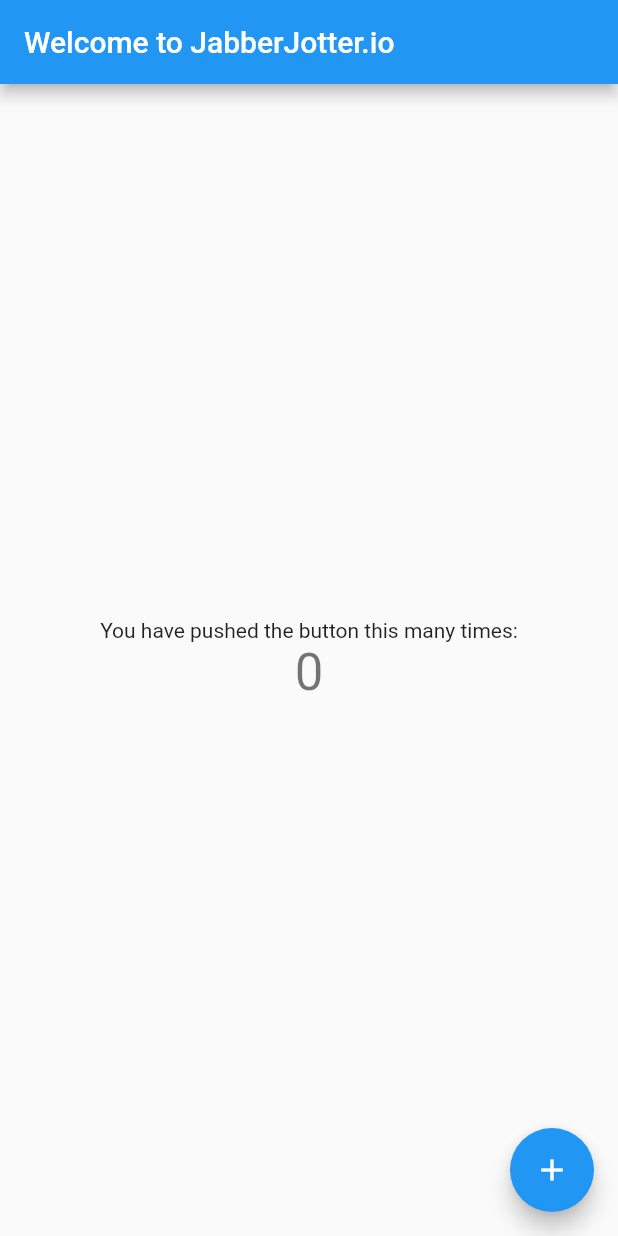
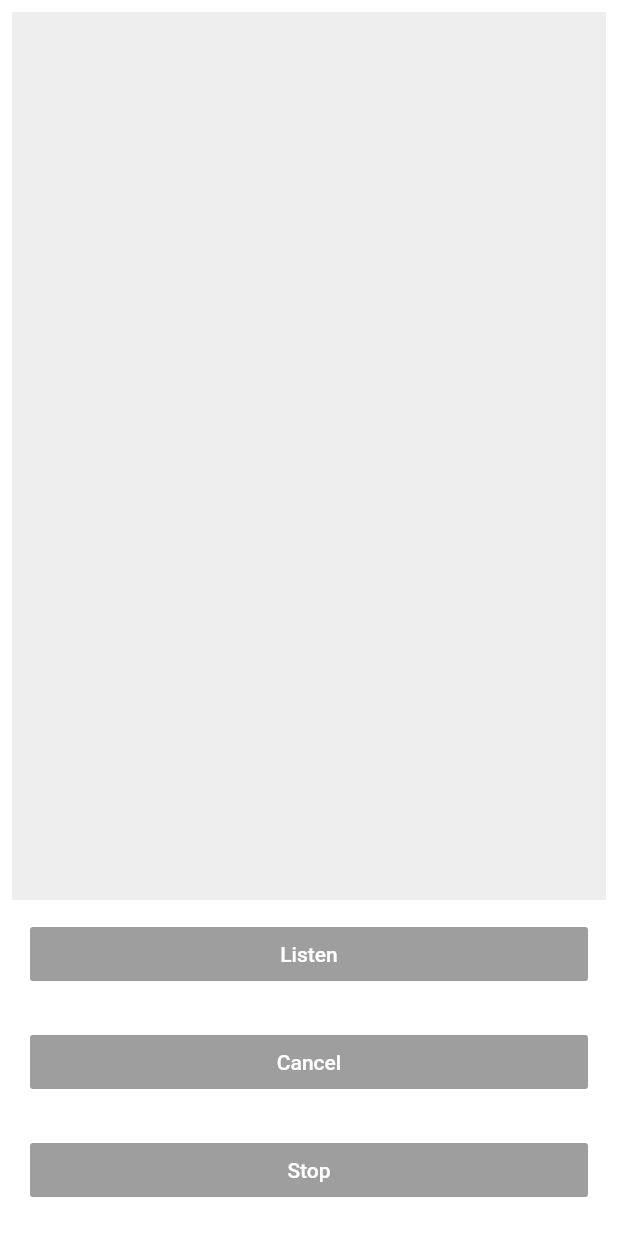
Before and after one commit to Supriyamishra92/jabberjotter, a Flutter app: the screen it shows after launch, on a phone screen of 412 x 824 dp. Run offline on Flutter 3.47's test engine with Material 2 defaults, Android fonts, the phone set to English and light mode, and no system bars; missing offline and left inert: speech_recognition.

Commit message:
added basic speech-to-text feature in app.

```diff
--- a/lib/main.dart
+++ b/lib/main.dart
@@ -1,4 +1,5 @@
 import 'package:flutter/material.dart';
+import 'package:speech_recognition/speech_recognition.dart';
 
 void main() => runApp(JabberJotterApp());
 
@@ -7,35 +8,19 @@ class JabberJotterApp extends StatelessWidget {
   @override
   Widget build(BuildContext context) {
     return MaterialApp(
-      title: 'JabberJotter v1.0',
+      title: 'JabberJotter v0.1',
       theme: ThemeData(
-        // This is the theme of your application.
-        //
-        // Try running your application with "flutter run". You'll see the
-        // application has a blue toolbar. Then, without quitting the app, try
-        // changing the primarySwatch below to Colors.green and then invoke
-        // "hot reload" (press "r" in the console where you ran "flutter run",
-        // or simply save your changes to "hot reload" in a Flutter IDE).
-        // Notice that the counter didn't reset back to zero; the application
-        // is not restarted.
         primarySwatch: Colors.blue,
       ),
-      home: JabberJotterHomePage(title: 'Welcome to JabberJotter.io'),
+
+      home: JabberJotterHomePage(
+        title: 'Welcome to JabberJotter.io'),
     );
   }
 }
 
 class JabberJotterHomePage extends StatefulWidget {
   JabberJotterHomePage({Key key, this.title}) : super(key: key);
-
-  // This widget is the home page of your application. It is stateful, meaning
-  // that it has a State object (defined below) that contains fields that affect
-  // how it looks.
-
-  // This class is the configuration for the state. It holds the values (in this
-  // case the title) provided by the parent (in this case the App widget) and
-  // used by the build method of the State. Fields in a Widget subclass are
-  // always marked "final".
 
   final String title;
 
@@ -44,68 +29,104 @@ class JabberJotterHomePage extends StatefulWidget {
 }
 
 class _JabberJotterHomePageState extends State<JabberJotterHomePage> {
-  int _counter = 0;
 
-  void _incrementCounter() {
-    setState(() {
-      // This call to setState tells the Flutter framework that something has
-      // changed in this State, which causes it to rerun the build method below
-      // so that the display can reflect the updated values. If we changed
-      // _counter without calling setState(), then the build method would not be
-      // called again, and so nothing would appear to happen.
-      _counter++;
-    });
+  SpeechRecognition _speech;
+  bool _speechRecognitionAvailable = false;
+  bool _isListening = false;
+
+  String transcription = '';
+
+  @override
+  void initState() {
+    super.initState();
+    activateSpeechRecognizer();
   }
 
   @override
   Widget build(BuildContext context) {
-    // This method is rerun every time setState is called, for instance as done
-    // by the _incrementCounter method above.
-    //
-    // The Flutter framework has been optimized to make rerunning build methods
-    // fast, so that you can just rebuild anything that needs updating rather
-    // than having to individually change instances of widgets.
-    return Scaffold(
-      appBar: AppBar(
-        // Here we take the value from the MyHomePage object that was created by
-        // the App.build method, and use it to set our appbar title.
-        title: Text(widget.title),
+
+    return Padding(
+        padding: new EdgeInsets.all(8.0),
+        child: new Center(
+          child: new Column(
+            mainAxisSize: MainAxisSize.min,
+            crossAxisAlignment: CrossAxisAlignment.stretch,
+            children: [
+              new Expanded(
+                  child: new Container(
+                      padding: const EdgeInsets.all(8.0),
+                      color: Colors.grey.shade200,
+                      child: new Text(transcription))),
+              _buildButton(
+                onPressed: _speechRecognitionAvailable && !_isListening
+                    ? () => start()
+                    : null,
+                label: _isListening
+                    ? 'Listening...'
+                    : 'Listen',
+              ),
+              _buildButton(
+                onPressed: _isListening ? () => cancel() : null,
+                label: 'Cancel',
+              ),
+              _buildButton(
+                onPressed: _isListening ? () => stop() : null,
+                label: 'Stop',
+              ),
+            ],
+          ),
+        ));
+  }
+
+  void activateSpeechRecognizer() {
+    _speech = SpeechRecognition();
+
+    _speech.setAvailabilityHandler(onSpeechAvailability);
+    _speech.setRecognitionStartedHandler(onRecognitionStarted);
+    _speech.setRecognitionResultHandler(onrRecognitionResult);
+    _speech.setRecognitionCompleteHandler(onRecognitionComplete);
+
+    _speech.
+    activate()
+    .then((result)  => setState(() => _speechRecognitionAvailable = result));
+  }
+
+  void onSpeechAvailability(bool result) {
+    setState(() => _speechRecognitionAvailable = result);
+  }
+
+  void onRecognitionStarted() {
+    setState(() => _isListening = true);
+  }
+
+  void onrRecognitionResult(String text) {
+    setState(() => transcription = text);
+  }
+
+  void onRecognitionComplete() {
+    setState(() => _isListening = false);
+  }
+
+  void start() {
+    _speech.listen(locale: 'en_US');
+  }
+
+  void cancel() {
+    _speech.cancel().then((result) => setState(() => _isListening = result));
+  }
+
+  void stop() => _speech.stop().then((result) {
+    setState(() => _isListening = result);
+  });
+}
+
+Widget _buildButton({Function() onPressed, String label}) => new Padding(
+    padding: new EdgeInsets.all(12.0),
+    child: new RaisedButton(
+      color: Colors.cyan.shade600,
+      onPressed: onPressed,
+      child: new Text(
+        label,
+        style: const TextStyle(color: Colors.white),
       ),
-      body: Center(
-        // Center is a layout widget. It takes a single child and positions it
-        // in the middle of the parent.
-        child: Column(
-          // Column is also a layout widget. It takes a list of children and
-          // arranges them vertically. By default, it sizes itself to fit its
-          // children horizontally, and tries to be as tall as its parent.
-          //
-          // Invoke "debug painting" (press "p" in the console, choose the
-          // "Toggle Debug Paint" action from the Flutter Inspector in Android
-          // Studio, or the "Toggle Debug Paint" command in Visual Studio Code)
-          // to see the wireframe for each widget.
-          //
-          // Column has various properties to control how it sizes itself and
-          // how it positions its children. Here we use mainAxisAlignment to
-          // center the children vertically; the main axis here is the vertical
-          // axis because Columns are vertical (the cross axis would be
-          // horizontal).
-          mainAxisAlignment: MainAxisAlignment.center,
-          children: <Widget>[
-            Text(
-              'You have pushed the button this many times:',
-            ),
-            Text(
-              '$_counter',
-              style: Theme.of(context).textTheme.display1,
-            ),
-          ],
-        ),
-      ),
-      floatingActionButton: FloatingActionButton(
-        onPressed: _incrementCounter,
-        tooltip: 'Increment',
-        child: Icon(Icons.add),
-      ), // This trailing comma makes auto-formatting nicer for build methods.
-    );
-  }
-}
+    ));
--- a/pubspec.yaml
+++ b/pubspec.yaml
@@ -19,6 +19,7 @@ environment:
 dependencies:
   flutter:
     sdk: flutter
+  speech_recognition: ^0.3.0+1
 
   # The following adds the Cupertino Icons font to your application.
   # Use with the CupertinoIcons class for iOS style icons.
```
Also changed, not shown: pubspec.lock, 7 other files.
